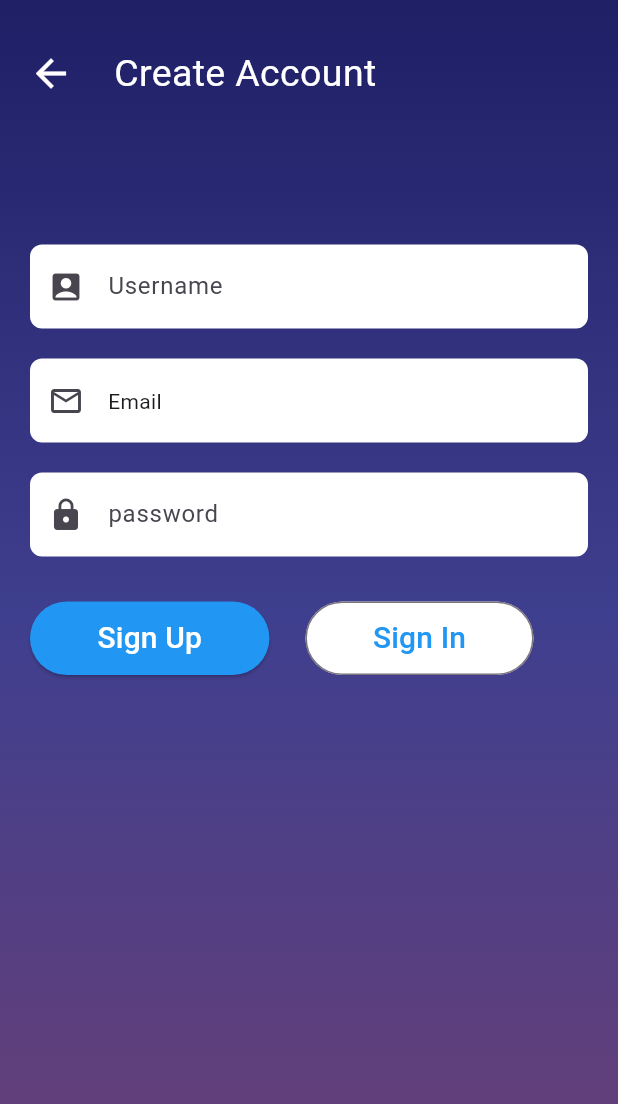
After one commit to PranotiDeshmukh/innerink, a Flutter app: the screen it shows after launch, after a tap on "Create Account", on a phone screen of 412 x 824 dp. The commit adds this screen. Shown: the top 1104 px of the screen. Run offline on Flutter 3.47's test engine with Material 3 defaults, Android fonts, the phone set to English and light mode, and no system bars; our stand-ins replace get.

Commit message:
Login and acoount created

```diff
--- a/lib/main.dart
+++ b/lib/main.dart
@@ -1,6 +1,7 @@
 import 'package:flutter/material.dart';
 import 'package:get/route_manager.dart';
 import 'package:innerink_diary/screens/Splashscreen.dart';
+import 'package:innerink_diary/screens/create_account.dart';
 import 'package:innerink_diary/screens/loginscreen.dart';
 
 import 'package:innerink_diary/screens/silderscreen2.dart';
@@ -23,6 +24,7 @@ class MyApp extends StatelessWidget {
       initialRoute: '/Loginscreen',
       routes:
        {
+        '/createAccount' : (context) => createAccount(),
         '/Loginscreen' : (context) => Loginscreen(),
         '/Silderscreen2' : (context)=> Silderscreen2(),
         '/Silderscreen1' : (context)=> Sliderscreen1(),
--- a/lib/route/App_routes.dart
+++ b/lib/route/App_routes.dart
@@ -3,4 +3,6 @@ class AppRoutes {
   static const  String Silderscreen2 ='/Silderscreen2';
   static const String Sliderscreen1 = '/Sliderscreen1';
   static const String Splashscreen ='/Splashscreen';
+  static const String createAccount = '/createAccount';
+  static const String mainscreen = '/mainscreen';
 }
--- /dev/null
+++ b/lib/screens/create_account.dart
@@ -0,0 +1,143 @@
+import 'package:flutter/material.dart';
+import 'package:get/route_manager.dart';
+import 'package:innerink_diary/colors/App_color.dart';
+
+class createAccount extends StatefulWidget {
+  const createAccount({super.key});
+
+  @override
+  State<createAccount> createState() => _createAccountState();
+}
+
+class _createAccountState extends State<createAccount> {
+  @override
+  Widget build(BuildContext context) {
+    return Scaffold(
+      body:
+      Container(
+        height: double.infinity,
+        width: double.infinity,
+        decoration: BoxDecoration(
+          gradient:  LinearGradient(
+      begin: Alignment.topCenter,
+      end: Alignment.bottomCenter,
+      colors: [
+        Color(0xFF1F1F66), // Dark Blue
+        Color(0xFF3F3F8F), // Mid Blue
+        Color(0xFF6B3F75), // Purple
+      ],
+    ),
+  ),
+  child: Column(
+    children: [
+      Padding(
+        padding: const EdgeInsets.only(left: 10,top: 25),
+        child: Row(
+          children: [
+            IconButton(onPressed: (){},
+             icon:Icon(Icons.arrow_back,color: AppColor.secondarycolor,size: 30,), ),
+
+
+            SizedBox(width: 18,),
+            Text("Create Account ",style: TextStyle(color: AppColor.secondarycolor,fontSize: 25),)
+          ],
+        ),
+      ),
+
+      SizedBox(height: 90,),
+      Padding(
+        padding: const EdgeInsets.symmetric(horizontal: 20,),
+        child: TextFormField(
+          decoration: InputDecoration(
+            prefixIcon: Icon(Icons.account_box,),
+            hintText: "Username",
+            filled: true,
+            fillColor: AppColor.secondarycolor,
+            border: OutlineInputBorder(
+
+               borderRadius: BorderRadius.circular(8),
+                          borderSide: BorderSide.none,
+
+            )
+          ),
+
+        ),
+      ),
+      SizedBox(height: 20,),
+
+      Padding(
+        padding: const EdgeInsets.symmetric(horizontal: 20),
+        child: TextFormField(
+          decoration:
+           InputDecoration(
+            prefixIcon: Icon(Icons.mail_outlined),
+            hint: Text("Email"),
+            filled: true,
+            fillColor: AppColor.secondarycolor,
+
+            border: OutlineInputBorder(
+              borderRadius: BorderRadius.circular(08),
+              borderSide: BorderSide.none,
+
+            )
+
+          ),
+        ),
+      ),
+      SizedBox(height: 20,),
+
+      Padding(
+        padding: const EdgeInsets.symmetric(horizontal: 20),
+        child: TextFormField(
+          decoration: InputDecoration(
+            prefixIcon: Icon(Icons.lock),
+            hintText: "password",
+            filled: true,
+            fillColor: Colors.white,
+            border: OutlineInputBorder(
+             borderRadius: BorderRadius.circular(08),
+             borderSide: BorderSide.none,
+            ),
+          ),
+        ),
+      ),
+
+      SizedBox(height: 30,),
+
+
+      Padding(
+        padding: const EdgeInsets.only(left: 20),
+        child: Row(
+          children: [
+            ElevatedButton(onPressed: (){},
+            style:
+             ElevatedButton.styleFrom(
+              backgroundColor: Colors.blue,
+
+              padding: EdgeInsets.symmetric(vertical: 10 , horizontal: 45),
+
+            ),
+             child: Text("Sign Up",style: TextStyle(color: AppColor.secondarycolor,fontSize: 20),)),
+
+            SizedBox(width: 24,),
+
+              OutlinedButton(onPressed: (){},
+              style: OutlinedButton.styleFrom(
+                padding: EdgeInsets.symmetric(vertical: 10,horizontal: 45),
+                backgroundColor: AppColor.secondarycolor,
+              ),
+               child: Text("Sign In",style: TextStyle(color: Colors.blue,fontSize: 20),),),
+          ],
+        ),
+      )
+
+
+
+
+    ],
+  )
+        ),
+
+    );
+  }
+}
--- a/lib/screens/loginscreen.dart
+++ b/lib/screens/loginscreen.dart
@@ -1,5 +1,6 @@
 import 'package:flutter/material.dart';
 import 'package:innerink_diary/colors/App_color.dart';
+import 'package:innerink_diary/screens/create_account.dart';
 
 class Loginscreen extends StatefulWidget {
   const Loginscreen({super.key});
@@ -106,7 +107,17 @@ class _LoginscreenState extends State<Loginscreen> {
             Text("OR",style: TextStyle(color: AppColor.secondarycolor,),),
             SizedBox(height: 15,),
            Text("Don't have any account ? ",style: TextStyle(color: const Color.fromARGB(255, 182, 180, 180),fontSize: 18),),
-           Text("Create Account ",style: TextStyle(color: Colors.blue,fontSize: 22),)
+           TextButton(onPressed: (){},
+           child:
+           GestureDetector(
+            onTap: () {
+              Navigator.push(context, MaterialPageRoute(builder: (context)=> createAccount()));
+            },
+            child: const Text("Create Account ",style: TextStyle(color: Colors.blue,fontSize: 22),),
+
+           ),
+            ),
+
 
       ],
     ),
--- /dev/null
+++ b/lib/screens/mainscreen.dart
@@ -0,0 +1,15 @@
+import 'package:flutter/material.dart';
+
+class mainscreen extends StatefulWidget {
+  const mainscreen({super.key});
+
+  @override
+  State<mainscreen> createState() => _mainscreenState();
+}
+
+class _mainscreenState extends State<mainscreen> {
+  @override
+  Widget build(BuildContext context) {
+    return const Placeholder();
+  }
+}
```
